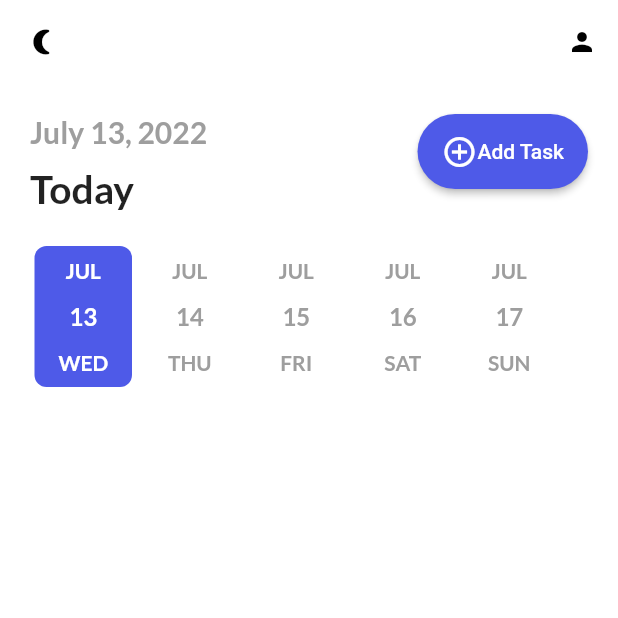
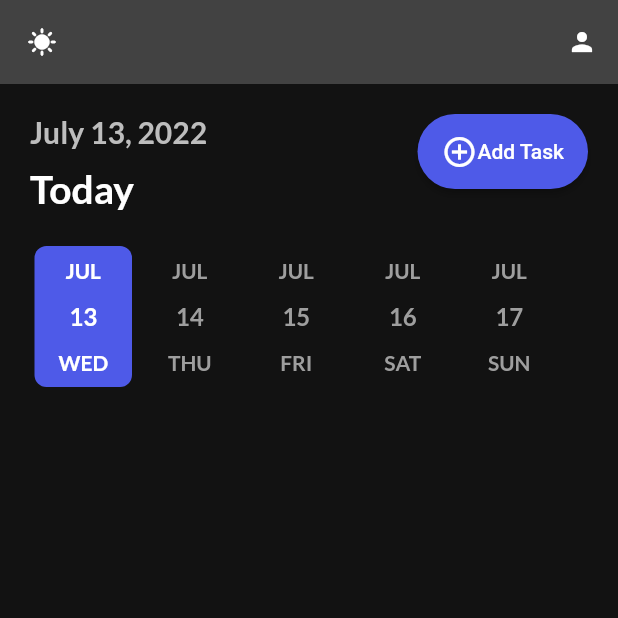
Before and after one commit to StephaneKuma/tasks, a Flutter app: the screen it shows after launch, on a phone screen of 412 x 824 dp, the top half of it. Run offline on Flutter 3.47's test engine with Material 2 defaults, Android fonts, the phone set to English and light mode, and no system bars; drawn by our look-alikes of date_picker_timeline; our stand-ins replace auto_route, bloc, equatable, flutter_bloc, flutter_local_notifications, google_fonts and 3 more; accounts and stored records are empty.

Commit message:
App theme saved in shared preferences and Hive no sql local database setted up

```diff
--- a/lib/main.dart
+++ b/lib/main.dart
@@ -1,10 +1,13 @@
 import 'package:flutter/material.dart';
 import 'package:flutter_bloc/flutter_bloc.dart';
+import 'package:hive_flutter/hive_flutter.dart';
 import 'package:tasks/src/blocs/blocs.dart';
 import 'package:tasks/src/cubits/cubits.dart';
 import 'package:tasks/src/router/router.dart';
 
-void main() {
+Future<void> main() async {
+  WidgetsFlutterBinding.ensureInitialized();
+  await Hive.initFlutter();
   BlocOverrides.runZoned(
     () {
       runApp(const MyApp());
@@ -23,7 +26,7 @@ class MyApp extends StatelessWidget {
     return MultiBlocProvider(
       providers: [
         BlocProvider(
-          create: (_) => ThemeCubit(),
+          create: (context) => ThemeCubit(),
         ),
       ],
       child: BlocBuilder<ThemeCubit, ThemeState>(
--- a/lib/src/cubits/theme/theme_state.dart
+++ b/lib/src/cubits/theme/theme_state.dart
@@ -2,16 +2,33 @@ part of 'theme_cubit.dart';
 
 enum ThemeStatus { light, dark }
 
+// ignore: must_be_immutable
 class ThemeState extends Equatable {
-  const ThemeState._({required this.status, required this.theme});
+  ThemeState._({
+    required this.status,
+    this.isDark,
+    this.theme,
+  }) {
+    _init();
+  }
+
+  void _init() async {
+    var prefs = await SharedPreferences.getInstance();
+    if (!prefs.containsKey('isDark')) {
+      prefs.setBool('isDark', false);
+    }
+
+    isDark = prefs.getBool('isDark')!;
+  }
 
   ThemeState.light() : this._(status: ThemeStatus.light, theme: lightTheme());
 
   ThemeState.dark() : this._(status: ThemeStatus.dark, theme: darkTheme());
 
   final ThemeStatus status;
-  final ThemeData theme;
+  bool? isDark;
+  ThemeData? theme;
 
   @override
-  List<Object> get props => [status, theme];
+  List<Object?> get props => [status, isDark, theme];
 }
--- /dev/null
+++ b/lib/src/models/models.dart
@@ -0,0 +1 @@
+export 'task/task.dart';
--- /dev/null
+++ b/lib/src/models/task/task.dart
@@ -0,0 +1,123 @@
+import 'package:equatable/equatable.dart';
+import 'package:hive/hive.dart';
+
+part 'task.g.dart';
+
+@HiveType(typeId: 0)
+class Task extends Equatable {
+  @HiveField(0)
+  final String id;
+
+  @HiveField(1)
+  final String title;
+
+  @HiveField(2)
+  final String note;
+
+  @HiveField(3)
+  final int isCompleted;
+
+  @HiveField(4)
+  final String date;
+
+  @HiveField(5)
+  final String startTime;
+
+  @HiveField(6)
+  final String endTime;
+
+  @HiveField(7)
+  final int color;
+
+  @HiveField(8)
+  final int remind;
+
+  @HiveField(9)
+  final String repeat;
+
+  const Task({
+    required this.id,
+    required this.title,
+    required this.note,
+    required this.isCompleted,
+    required this.date,
+    required this.startTime,
+    required this.endTime,
+    required this.color,
+    required this.remind,
+    required this.repeat,
+  });
+
+  Task copyWith({
+    String? id,
+    String? title,
+    String? note,
+    int? isCompleted,
+    String? date,
+    String? startTime,
+    String? endTime,
+    int? color,
+    int? remind,
+    String? repeat,
+  }) {
+    return Task(
+      id: id ?? this.id,
+      title: title ?? this.title,
+      note: note ?? this.note,
+      isCompleted: isCompleted ?? this.isCompleted,
+      date: date ?? this.date,
+      startTime: startTime ?? this.startTime,
+      endTime: endTime ?? this.endTime,
+      color: color ?? this.color,
+      remind: remind ?? this.remind,
+      repeat: repeat ?? this.repeat,
+    );
+  }
+
+  Map<String, dynamic> toMap() {
+    return <String, dynamic>{
+      'id': id,
+      'title': title,
+      'note': note,
+      'isCompleted': isCompleted,
+      'date': date,
+      'startTime': startTime,
+      'endTime': endTime,
+      'color': color,
+      'remind': remind,
+      'repeat': repeat,
+    };
+  }
+
+  factory Task.fromMap(Map<String, dynamic> map) {
+    return Task(
+      id: map['id'] as String,
+      title: map['title'] as String,
+      note: map['note'] as String,
+      isCompleted: map['isCompleted'] as int,
+      date: map['date'] as String,
+      startTime: map['startTime'] as String,
+      endTime: map['endTime'] as String,
+      color: map['color'] as int,
+      remind: map['remind'] as int,
+      repeat: map['repeat'] as String,
+    );
+  }
+
+  @override
+  bool get stringify => true;
+
+  @override
+  List<Object> get props => [
+        id,
+        title,
+        note,
+        isCompleted,
+        date,
+        startTime,
+        endTime,
+        color,
+        remind,
+        repeat,
+      ];
+}
--- /dev/null
+++ b/lib/src/repositories/repositories.dart
@@ -0,0 +1 @@
+export 'task_repository.dart';
--- a/pubspec.yaml
+++ b/pubspec.yaml
@@ -21,7 +21,11 @@ dependencies:
   flutter_local_notifications: ^9.7.0
   flutter_native_timezone: ^2.0.0
   google_fonts: ^3.0.1
+  hive: ^2.2.3
+  hive_flutter: ^1.1.0
   intl: ^0.17.0
+  shared_preferences: ^2.0.15
+  uuid: ^3.0.6
 
 dev_dependencies:
   auto_route_generator: ^4.2.0
@@ -29,6 +33,7 @@ dev_dependencies:
   flutter_lints: ^2.0.0
   flutter_test:
     sdk: flutter
+  hive_generator: ^1.1.3
 
 flutter:
   uses-material-design: true
```
Also changed, not shown: lib/src/cubits/theme/theme_cubit.dart (+35 -7 lines), lib/src/repositories/hive_api.dart (added, +11 -0 lines), lib/src/repositories/task_repository.dart (added, +29 -0 lines), lib/src/ui/pages/home_page.dart (+2 -5 lines), lib/src/models/task/task.g.dart (added), pubspec.lock, 1 other file.
